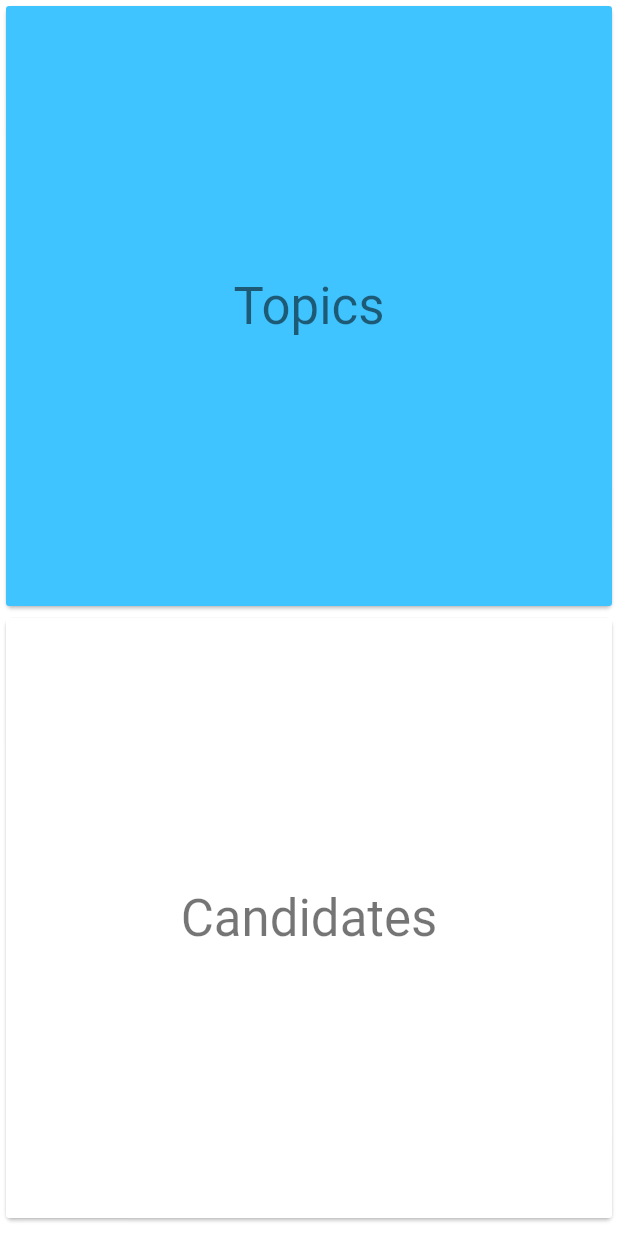
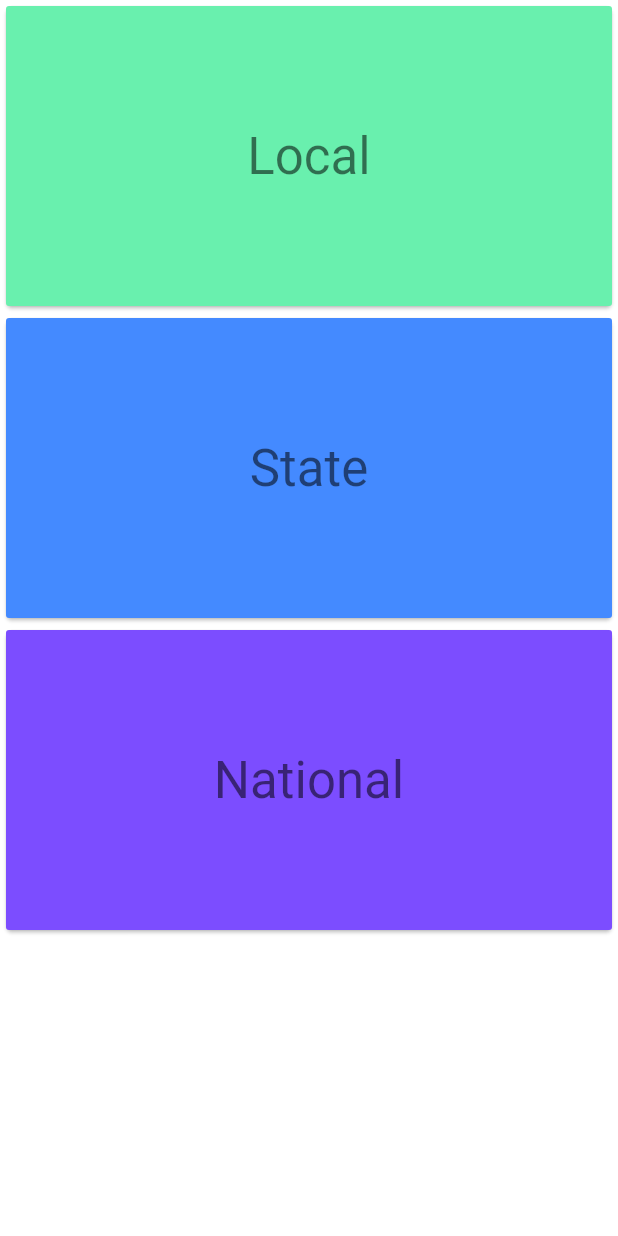
Before and after one commit to 20iyerd/hack_cincinnati_2019, a Flutter app: the TabBarDemo screen opened by its route, after a tap on "Candidates", on a phone screen of 412 x 824 dp. Run offline on Flutter 3.47's test engine with Material 2 defaults, Android fonts, the phone set to English and light mode, and no system bars.

Commit message:
added levels page

```diff
--- /dev/null
+++ b/lib/levels.dart
@@ -0,0 +1,57 @@
+import 'package:flutter/material.dart';
+
+class Levels extends StatelessWidget{
+  @override
+  Widget build(BuildContext context) {
+    return ListView(children: [
+      Card(
+        child: SizedBox(
+          width: 100,
+          height: 200,
+          child: FlatButton(
+            child: Text(
+              'Local',
+              style: Theme.of(context).textTheme.display1,
+            ),
+            onPressed: () {
+              Navigator.of(context).pushNamed('/thing'); //TODO: FIX!
+            },
+            color: Colors.greenAccent,
+          ),
+        ),
+      ),
+      Card(
+        child: SizedBox(
+          width: 100,
+          height: 200,
+          child: FlatButton(
+            child: Text(
+              'State',
+              style: Theme.of(context).textTheme.display1,
+            ),
+            onPressed: () {
+              Navigator.of(context).pushNamed('/thing'); //TODO: FIX!
+            },
+            color: Colors.blueAccent,
+          ),
+        ),
+      ),
+      Card(
+        child: SizedBox(
+          width: 100,
+            height: 200,
+          child: FlatButton(
+            child: Text(
+              'National',
+              style: Theme.of(context).textTheme.display1,
+            ),
+            onPressed: (){
+              Navigator.of(context).pushNamed('/thing'); //TODO: FIX!
+            },
+            color: Colors.deepPurpleAccent,
+          )
+        )
+      )
+    ]);
+  }
+}
--- a/lib/list.dart
+++ b/lib/list.dart
@@ -58,7 +58,7 @@ class TabBarDemo extends StatelessWidget {
               style: Theme.of(context).textTheme.display1,
             ),
             onPressed: () {
-              Navigator.of(context).pushNamed('/topics'); //TODO: FIX!
+              Navigator.of(context).pushNamed('/topics');
             },
             color: Colors.lightBlueAccent,
           ),
@@ -74,7 +74,7 @@ class TabBarDemo extends StatelessWidget {
               style: Theme.of(context).textTheme.display1,
             ),
             onPressed: () {
-              Navigator.of(context).pushNamed('/thing'); //TODO: FIX!
+              Navigator.of(context).pushNamed('/levels');
             },
             color: Colors.white,
           ),
--- a/lib/main.dart
+++ b/lib/main.dart
@@ -3,6 +3,7 @@ import 'package:flutter/material.dart';
 import 'home.dart';
 import 'list.dart';
 import 'topics.dart';
+import 'levels.dart';
 
 void main() => runApp(MyApp());
 
@@ -43,6 +44,7 @@ class _MyAppState extends State<MyApp> {
         '/Infrastructure & Technology': (BuildContext context) => new Topics(),
         '/Jobs': (BuildContext context) => new Topics(),
         '/Principles & Values': (BuildContext context) => new Topics(),
+        '/levels':(BuildContext context) => new Levels(),
       },
     );
   }
```
Also changed, not shown: pubspec.lock.
